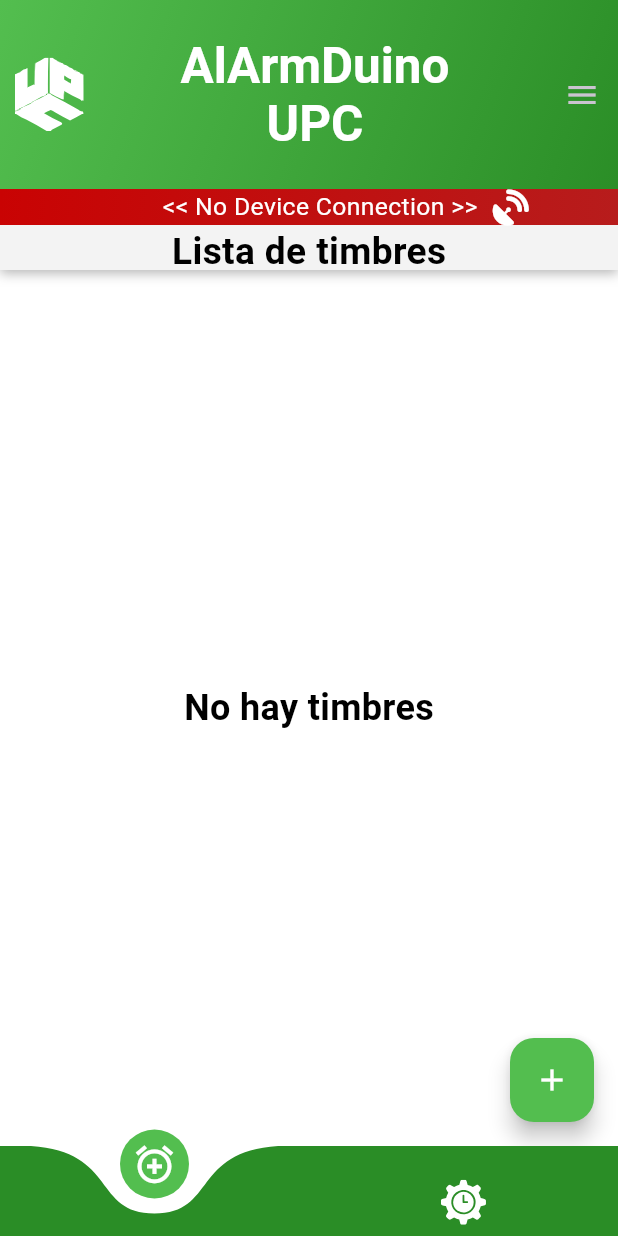
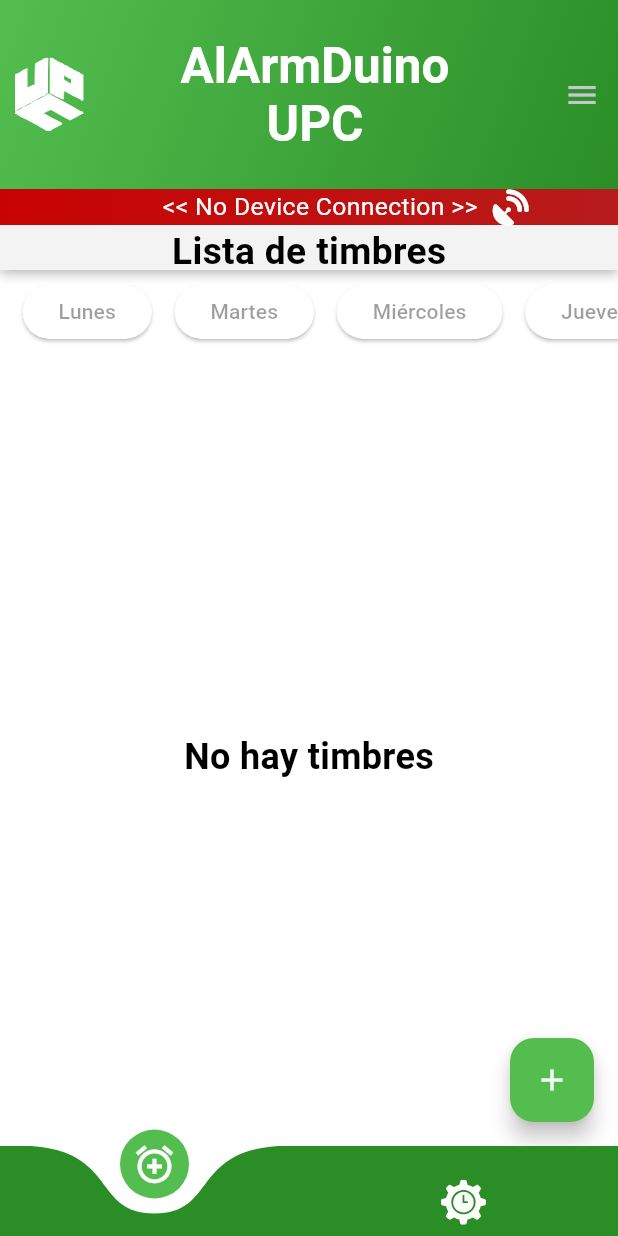
Before and after one commit to victorardila/alarmduino-upc, a Flutter app: the screen it shows after launch, on a phone screen of 412 x 824 dp. Run offline on Flutter 3.47's test engine with Material 3 defaults, Android fonts, the phone set to English and light mode, and no system bars; drawn by our look-alikes of curved_navigation_bar; our stand-ins replace animate_do, animated_text_kit, awesome_snackbar_content, flutter_bluetooth_serial, flutter_svg, font_awesome_flutter and 5 more; missing offline and left inert: infinite_listview; Roboto replaces fonts that are missing (LCD).

Commit message:
Cambios visuales

```diff
--- /dev/null
+++ b/lib/ui/components/custom_filterday.dart
@@ -0,0 +1,73 @@
+import 'package:flutter/material.dart';
+import 'package:flutter/widgets.dart';
+
+class CustomFilterDay extends StatefulWidget {
+  const CustomFilterDay({super.key});
+
+  @override
+  State<CustomFilterDay> createState() => _CustomFilterDayState();
+}
+
+class _CustomFilterDayState extends State<CustomFilterDay> {
+  List<String> filters = [
+    "Lunes",
+    "Martes",
+    "Miércoles",
+    "Jueves",
+    "Viernes",
+    "Sábado",
+    "Domingo"
+  ];
+  void seleccionarFilter(filter) {}
+
+  String selectedCategoryId = "0"; // ID de la categoría seleccionada
+  List<Widget> buildFilters() {
+    return filters.map((filter) {
+      bool isSelected = selectedCategoryId == filter;
+      return Container(
+        padding: EdgeInsets.only(left: 15, bottom: 10),
+        child: ElevatedButton(
+          child: Row(
+            children: [
+              Text(
+                filter,
+                style: TextStyle(fontSize: 14),
+              ),
+            ],
+          ),
+          style: ButtonStyle(
+            foregroundColor: MaterialStateProperty.all<Color>(
+              isSelected ? Colors.white : Colors.black38,
+            ),
+            backgroundColor: MaterialStateProperty.all<Color>(
+              isSelected ? Colors.green : Colors.white,
+            ),
+            shape: MaterialStateProperty.all<RoundedRectangleBorder>(
+              RoundedRectangleBorder(
+                borderRadius: BorderRadius.circular(30),
+              ),
+            ),
+          ),
+          onPressed: () {
+            setState(() {
+              selectedCategoryId = filter;
+              seleccionarFilter(filter);
+            });
+          },
+        ),
+      );
+    }).toList();
+  }
+
+  @override
+  Widget build(BuildContext context) {
+    return Container(
+      padding: EdgeInsets.symmetric(vertical: 10),
+      height: MediaQuery.of(context).size.height * 0.08,
+      child: ListView(
+        scrollDirection: Axis.horizontal,
+        children: buildFilters(),
+      ),
+    );
+  }
+}
--- a/lib/ui/views/alarm_list.dart
+++ b/lib/ui/views/alarm_list.dart
@@ -1,6 +1,7 @@
 import 'dart:convert';
 import 'package:alarmduino_upc/domain/controllers/controller_alarm.dart';
 import 'package:alarmduino_upc/ui/components/custom_dialog.dart';
+import 'package:alarmduino_upc/ui/components/custom_filterday.dart';
 import 'package:flutter/material.dart';
 import 'package:font_awesome_flutter/font_awesome_flutter.dart';
 import 'package:get/get.dart';
@@ -110,6 +111,11 @@ class _AlarmListState extends State<AlarmList> {
                 // Conteedor de la lista de alarmas
                 Expanded(
                   child: Container(
+                    child: Column(
+                      children: [
+                        CustomFilterDay(),
+                        Expanded(
+                          child: Container(
                             child: _alarms.isEmpty
                                 ? Center(
                                     child: Text('No hay timbres',
@@ -129,8 +135,8 @@ class _AlarmListState extends State<AlarmList> {
                                             builder: (context) {
                                               return CustomDialog(
                                                   indexAlarmCurrent: index + 1,
-                                          alarmCurrent:
-                                              jsonDecode(_alarms[index]));
+                                                  alarmCurrent: jsonDecode(
+                                                      _alarms[index]));
                                             },
                                           ).then((value) {
                                             // Llama a getAlarms() después de completar la acción en el CustomDialog
@@ -142,10 +148,12 @@ class _AlarmListState extends State<AlarmList> {
                                           padding: EdgeInsets.all(16.0),
                                           decoration: BoxDecoration(
                                             color: Colors.white,
-                                    borderRadius: BorderRadius.circular(12.0),
+                                            borderRadius:
+                                                BorderRadius.circular(12.0),
                                             boxShadow: [
                                               BoxShadow(
-                                        color: Colors.black.withOpacity(0.2),
+                                                color: Colors.black
+                                                    .withOpacity(0.2),
                                                 blurRadius: 6.0,
                                                 offset: Offset(0, 2),
                                               ),
@@ -163,32 +171,38 @@ class _AlarmListState extends State<AlarmList> {
                                                         size: 36.0),
                                                     SizedBox(width: 16.0),
                                                     RichText(
-                                              textAlign: TextAlign.center,
+                                                      textAlign:
+                                                          TextAlign.center,
                                                       text: TextSpan(
-                                                text: 'Timbre ${index + 1}\n',
+                                                        text:
+                                                            'Timbre ${index + 1}\n',
                                                         style: TextStyle(
                                                           color: Colors.black,
                                                           fontSize: 18.0,
-                                                  fontWeight: FontWeight.bold,
+                                                          fontWeight:
+                                                              FontWeight.bold,
                                                         ),
                                                         children: [
                                                           TextSpan(
                                                             text: jsonDecode(
-                                                                _alarms[index])[
+                                                                        _alarms[
+                                                                            index])[
                                                                     'name'] +
                                                                 ' - ' +
-                                                        jsonDecode(
-                                                                _alarms[index])[
+                                                                jsonDecode(_alarms[
+                                                                        index])[
                                                                     'day'] +
                                                                 ' - ' +
-                                                        jsonDecode(
-                                                                _alarms[index])[
+                                                                jsonDecode(_alarms[
+                                                                        index])[
                                                                     'hour'],
                                                             style: TextStyle(
-                                                      color: Colors.black,
+                                                              color:
+                                                                  Colors.black,
                                                               fontSize: 16.0,
                                                               fontWeight:
-                                                          FontWeight.normal,
+                                                                  FontWeight
+                                                                      .normal,
                                                             ),
                                                           ),
                                                         ],
@@ -199,8 +213,10 @@ class _AlarmListState extends State<AlarmList> {
                                               ),
                                               IconButton(
                                                   onPressed: () {
-                                            String alarmString = _alarms[index];
-                                            Map<String, dynamic> alarmMap =
+                                                    String alarmString =
+                                                        _alarms[index];
+                                                    Map<String, dynamic>
+                                                        alarmMap =
                                                         jsonDecode(alarmString);
                                                     deleteAlarm(alarmMap['id']);
                                                   },
@@ -213,6 +229,10 @@ class _AlarmListState extends State<AlarmList> {
                                         ),
                                       );
                                     },
+                                  ),
+                          ),
+                        ),
+                      ],
                     ),
                   ),
                 ),
```
Lines whose indentation alone changed are shown as unchanged.
